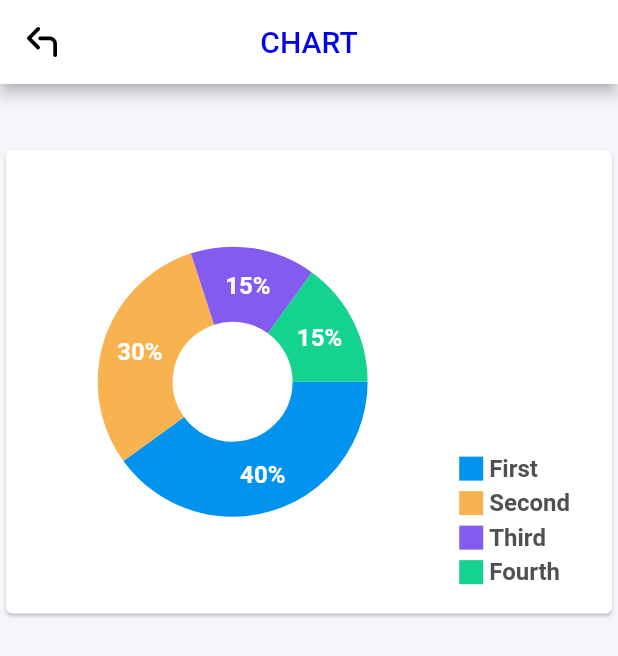
After one commit to THANHMAP/water_iot, a Flutter app: the DashBoardPage screen opened directly, after a tap on "Chart", on a phone screen of 412 x 824 dp. The commit adds this screen. Shown: the top 656 px of the screen. Run offline on Flutter 3.47's test engine with Material 2 defaults, Android fonts, the phone set to English and light mode, and no system bars; drawn by our look-alikes of fl_chart; our stand-ins replace flutter_svg; Roboto replaces fonts that are missing (Poppins).

Commit message:
update code

```diff
--- /dev/null
+++ b/lib/screen/chart/chart.dart
@@ -0,0 +1,232 @@
+import 'package:fl_chart/fl_chart.dart';
+import 'package:flutter/cupertino.dart';
+import 'package:flutter/gestures.dart';
+import 'package:flutter/material.dart';
+import 'package:flutter_svg/svg.dart';
+
+import '../../constants.dart';
+
+class ScatterChartPage extends StatefulWidget {
+  @override
+  State<StatefulWidget> createState() => _ScatterChartPageState();
+}
+
+class _ScatterChartPageState extends State {
+  int touchedIndex = -1;
+
+  @override
+  Widget build(BuildContext context) {
+    return Scaffold(
+      backgroundColor: Color(0xFFF5F6FA),
+      appBar: AppBar(
+          title: Text(
+            "CHART",
+            style: TextStyle(color: mTexHeadLoginColor),
+          ),
+          centerTitle: true,
+          leading: IconButton(
+              icon: SvgPicture.asset(
+                'assets/images/ic_back.svg',
+                height: 20.0,
+                width: 20.0,
+                allowDrawingOutsideViewBox: true,
+              ),
+              onPressed: () {
+                Navigator.pop(context);
+                // Do something.
+              })),
+      body: Stack(
+        children: <Widget>[
+          Container(
+              padding: EdgeInsets.symmetric(vertical: 40, horizontal: 0),
+              child: AspectRatio(
+                aspectRatio: 1.3,
+                child: Card(
+                  color: Colors.white,
+                  child: Row(
+                    children: <Widget>[
+                      const SizedBox(
+                        height: 18,
+                      ),
+                      Expanded(
+                        child: AspectRatio(
+                          aspectRatio: 1,
+                          child: PieChart(
+                            PieChartData(
+                                pieTouchData:
+                                PieTouchData(touchCallback: (pieTouchResponse) {
+                                  setState(() {
+                                    final desiredTouch = pieTouchResponse
+                                        .touchInput
+                                    is! PointerExitEvent &&
+                                        pieTouchResponse
+                                            .touchInput is! PointerUpEvent;
+                                    if (desiredTouch &&
+                                        pieTouchResponse.touchedSection !=
+                                            null) {
+                                      touchedIndex = pieTouchResponse
+                                          .touchedSection.touchedSectionIndex;
+                                    } else {
+                                      touchedIndex = -1;
+                                    }
+                                  });
+                                }),
+                                borderData: FlBorderData(
+                                  show: false,
+                                ),
+                                sectionsSpace: 0,
+                                centerSpaceRadius: 40,
+                                sections: showingSections()),
+                          ),
+                        ),
+                      ),
+                      Column(
+                        mainAxisSize: MainAxisSize.max,
+                        mainAxisAlignment: MainAxisAlignment.end,
+                        crossAxisAlignment: CrossAxisAlignment.start,
+                        children: <Widget>[
+                          Indicator(
+                            color: Color(0xff0293ee),
+                            text: 'First',
+                            isSquare: true,
+                          ),
+                          SizedBox(
+                            height: 4,
+                          ),
+                          Indicator(
+                            color: Color(0xfff8b250),
+                            text: 'Second',
+                            isSquare: true,
+                          ),
+                          SizedBox(
+                            height: 4,
+                          ),
+                          Indicator(
+                            color: Color(0xff845bef),
+                            text: 'Third',
+                            isSquare: true,
+                          ),
+                          SizedBox(
+                            height: 4,
+                          ),
+                          Indicator(
+                            color: Color(0xff13d38e),
+                            text: 'Fourth',
+                            isSquare: true,
+                          ),
+                          SizedBox(
+                            height: 18,
+                          ),
+                        ],
+                      ),
+                      const SizedBox(
+                        width: 28,
+                      ),
+                    ],
+                  ),
+                ),
+              ),
+          )
+
+        ],
+      ),
+    );
+  }
+
+  List<PieChartSectionData> showingSections() {
+    return List.generate(4, (i) {
+      final isTouched = i == touchedIndex;
+      final fontSize = isTouched ? 25.0 : 16.0;
+      final radius = isTouched ? 60.0 : 50.0;
+      switch (i) {
+        case 0:
+          return PieChartSectionData(
+            color: const Color(0xff0293ee),
+            value: 40,
+            title: '40%',
+            radius: radius,
+            titleStyle: TextStyle(
+                fontSize: fontSize,
+                fontWeight: FontWeight.bold,
+                color: const Color(0xffffffff)),
+          );
+        case 1:
+          return PieChartSectionData(
+            color: const Color(0xfff8b250),
+            value: 30,
+            title: '30%',
+            radius: radius,
+            titleStyle: TextStyle(
+                fontSize: fontSize,
+                fontWeight: FontWeight.bold,
+                color: const Color(0xffffffff)),
+          );
+        case 2:
+          return PieChartSectionData(
+            color: const Color(0xff845bef),
+            value: 15,
+            title: '15%',
+            radius: radius,
+            titleStyle: TextStyle(
+                fontSize: fontSize,
+                fontWeight: FontWeight.bold,
+                color: const Color(0xffffffff)),
+          );
+        case 3:
+          return PieChartSectionData(
+            color: const Color(0xff13d38e),
+            value: 15,
+            title: '15%',
+            radius: radius,
+            titleStyle: TextStyle(
+                fontSize: fontSize,
+                fontWeight: FontWeight.bold,
+                color: const Color(0xffffffff)),
+          );
+        default:
+          throw Error();
+      }
+    });
+  }
+}
+
+class Indicator extends StatelessWidget {
+  final Color color;
+  final String text;
+  final bool isSquare;
+  final double size;
+  final Color textColor;
+
+  const Indicator({
+    Key key,
+    this.color,
+    this.text,
+    this.isSquare,
+    this.size = 16,
+    this.textColor = const Color(0xff505050),
+  }) : super(key: key);
+
+  @override
+  Widget build(BuildContext context) {
+    return Row(
+      children: <Widget>[
+        Container(
+          width: size,
+          height: size,
+          decoration: BoxDecoration(
+            shape: isSquare ? BoxShape.rectangle : BoxShape.circle,
+            color: color,
+          ),
+        ),
+        const SizedBox(
+          width: 4,
+        ),
+        Text(
+          text,
+          style: TextStyle(
+              fontSize: 16, fontWeight: FontWeight.bold, color: textColor),
+        )
+      ],
+    );
+  }
+}
--- a/lib/screen/main/dashboard.dart
+++ b/lib/screen/main/dashboard.dart
@@ -1,7 +1,9 @@
 import 'package:flutter/cupertino.dart';
 import 'package:flutter/material.dart';
 import 'package:flutter_svg/svg.dart';
+import 'package:water_iot/screen/chart/chart.dart';
 import 'package:water_iot/screen/factory/factory.dart';
+import 'package:water_iot/screen/overview/overview.dart';
 import 'package:water_iot/screen/sensor/sensor.dart';
 
 import '../../ProgressHUD.dart';
@@ -133,19 +135,22 @@ class _DashBoardPageState extends State<DashBoardPage> {
                       },
                     ),
                     SizedBox(height: 13),
-                    Container(
+                    InkWell(
+                      child: Container(
                         width: double.infinity,
                         height: 73,
                         padding:
                             EdgeInsets.symmetric(vertical: 10, horizontal: 20),
-                      margin: EdgeInsets.symmetric(vertical: 0, horizontal: 10),
+                        margin:
+                            EdgeInsets.symmetric(vertical: 0, horizontal: 10),
                         decoration: BoxDecoration(
                           borderRadius: BorderRadius.circular(10),
                           color: Theme.of(context).primaryColor,
                           boxShadow: [
                             BoxShadow(
-                              color:
-                                  Theme.of(context).hintColor.withOpacity(0.2),
+                                color: Theme.of(context)
+                                    .hintColor
+                                    .withOpacity(0.2),
                                 offset: Offset(0, 10),
                                 blurRadius: 20)
                           ],
@@ -192,9 +197,14 @@ class _DashBoardPageState extends State<DashBoardPage> {
                           ],
                         ),
                       ),
-
-
-
+                      onTap: () {
+                        Navigator.push(
+                          context,
+                          MaterialPageRoute(
+                              builder: (context) => OverViewPage()),
+                        );
+                      },
+                    ),
                     SizedBox(height: 13),
                     InkWell(
                       child: Container(
@@ -258,7 +268,7 @@ class _DashBoardPageState extends State<DashBoardPage> {
                           ],
                         ),
                       ),
-                      onTap: (){
+                      onTap: () {
                         Navigator.push(
                           context,
                           MaterialPageRoute(builder: (context) => SensorPage()),
@@ -326,19 +336,22 @@ class _DashBoardPageState extends State<DashBoardPage> {
                       ),
                     ),
                     SizedBox(height: 13),
-                    Container(
+                    InkWell(
+                      child: Container(
                         width: double.infinity,
                         height: 73,
                         padding:
                             EdgeInsets.symmetric(vertical: 10, horizontal: 20),
-                      margin: EdgeInsets.symmetric(vertical: 0, horizontal: 10),
+                        margin:
+                            EdgeInsets.symmetric(vertical: 0, horizontal: 10),
                         decoration: BoxDecoration(
                           borderRadius: BorderRadius.circular(10),
                           color: Theme.of(context).primaryColor,
                           boxShadow: [
                             BoxShadow(
-                              color:
-                                  Theme.of(context).hintColor.withOpacity(0.2),
+                                color: Theme.of(context)
+                                    .hintColor
+                                    .withOpacity(0.2),
                                 offset: Offset(0, 10),
                                 blurRadius: 20)
                           ],
@@ -384,6 +397,13 @@ class _DashBoardPageState extends State<DashBoardPage> {
                             ),
                           ],
                         ),
+                      ),
+                      onTap: () {
+                        Navigator.push(
+                          context,
+                          MaterialPageRoute(builder: (context) => ScatterChartPage()),
+                        );
+                      },
                     ),
                     SizedBox(height: 13),
                     Container(
--- a/lib/screen/main/home.dart
+++ b/lib/screen/main/home.dart
@@ -29,8 +29,8 @@ class _HomePageState extends State<HomePage> {
             new Container(
               decoration: new BoxDecoration(
                 image: new DecorationImage(
-                  image: new AssetImage("assets/images/bg_app.png"),
-                  fit: BoxFit.cover,
+                  image: new AssetImage("assets/images/overview.png"),
+                  fit: BoxFit.contain,
                 ),
               ),
             ),
--- a/lib/screen/main/main.dart
+++ b/lib/screen/main/main.dart
@@ -13,7 +13,7 @@ class MainPage extends StatefulWidget {
 class _MainPageState extends State<MainPage> {
   int _currentIndex = 0;
 
-  final _pageOptions = [DashBoardPage(), HomePage(), SettingPage()];
+  final _pageOptions = [HomePage(), DashBoardPage(), SettingPage()];
 
   @override
   void initState() {
--- a/pubspec.yaml
+++ b/pubspec.yaml
@@ -24,9 +24,11 @@ dependencies:
   flutter:
     sdk: flutter
   http: ^0.13.3
-  flutter_bloc: ^7.0.0
+  flutter_bloc: ^7.0.1
   meta: ^1.3.0
-  equatable: ^2.0.0
+  equatable: ^2.0.2
+  fl_chart: ^0.36.1
+
 
   # The following adds the Cupertino Icons font to your application.
   # Use with the CupertinoIcons class for iOS style icons.
```
Also changed, not shown: lib/screen/overview/overview.dart (added, +53 -0 lines), lib/screen/sensor/sensor.dart (+11 -83 lines), assets/images/overview.png (added), assets/images/overview.svg (added), pubspec.lock. Lines whose indentation alone changed are shown as unchanged.
